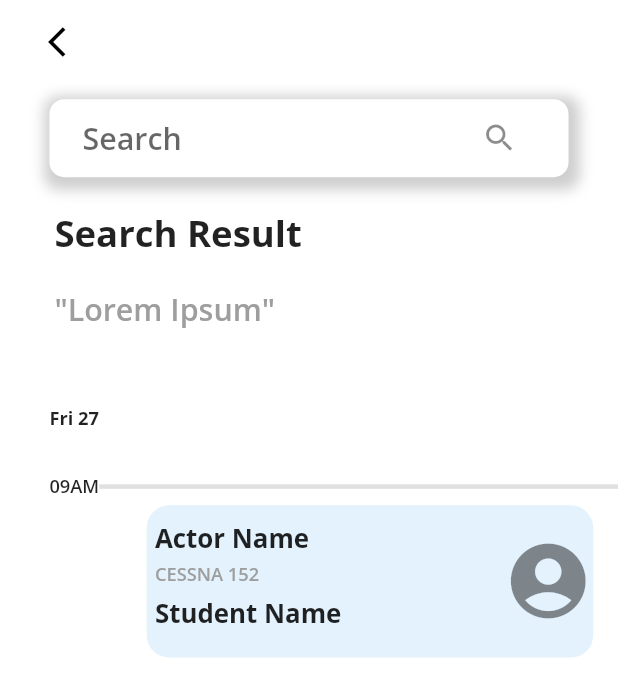
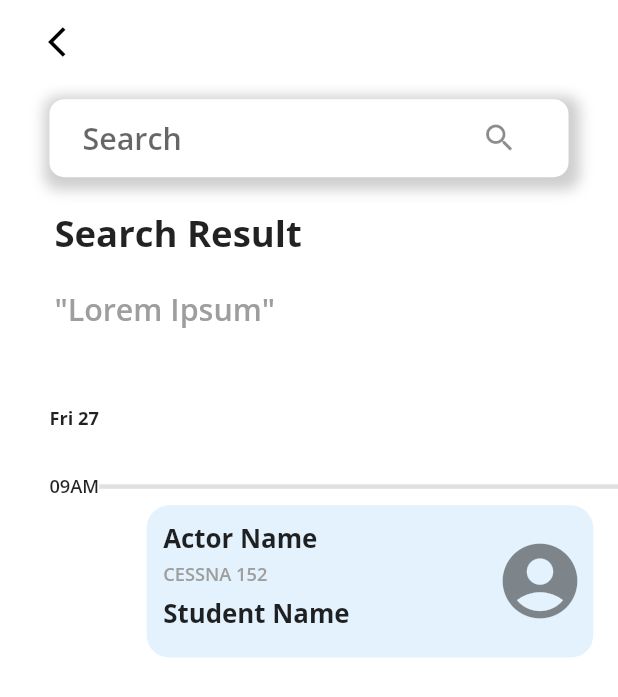
Before and after one commit to hexcodelabs/flight-schedule, a Flutter app: the SearchScreen screen opened directly, on a phone screen of 412 x 824 dp. Shown: the top 697 px of the screen. Run offline on Flutter 3.47's test engine with Material 2 defaults, Android fonts, the phone set to English and light mode, and no system bars; our stand-ins replace flutter_screenutil, flutter_svg, ionicons.

Commit message:
search_screen.dart fixed

```diff
--- a/lib/screens/search_screen.dart
+++ b/lib/screens/search_screen.dart
@@ -101,6 +101,7 @@ class _SearchScreenState extends State<SearchScreen> {
                             children: [
                               Container(
                                 width: 271.w,
+                                padding: EdgeInsets.symmetric(horizontal: 5.w),
                                 decoration: BoxDecoration(
                                   color: Colors.blue[50],
                                   borderRadius: BorderRadius.circular(15.0),
```
